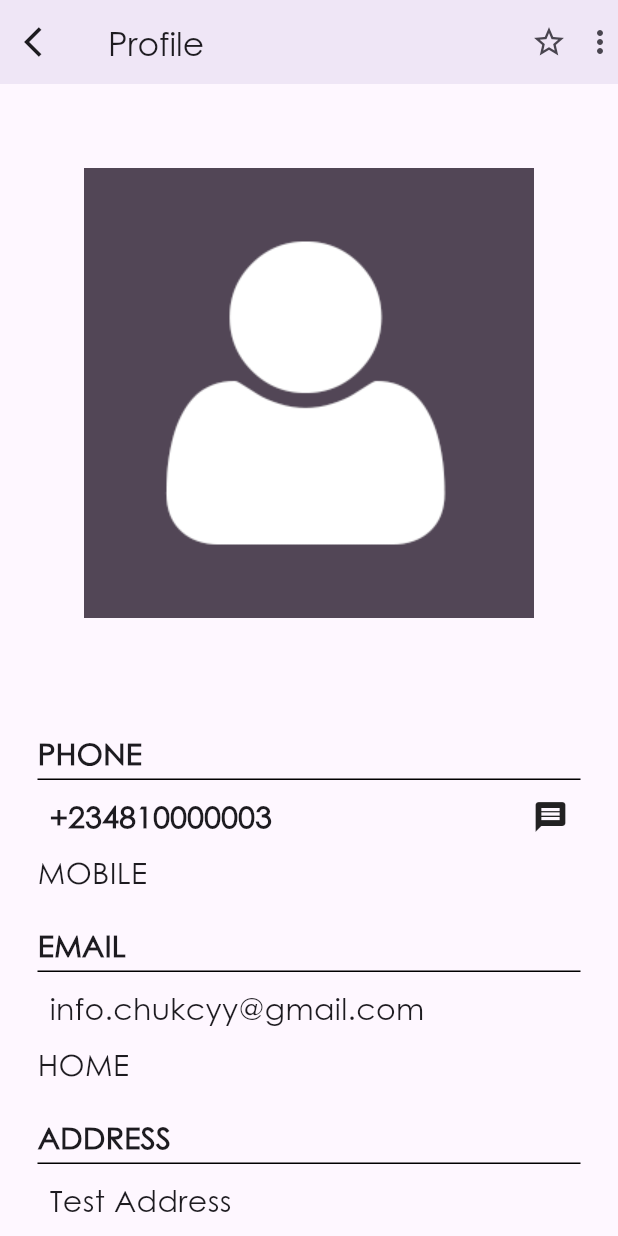
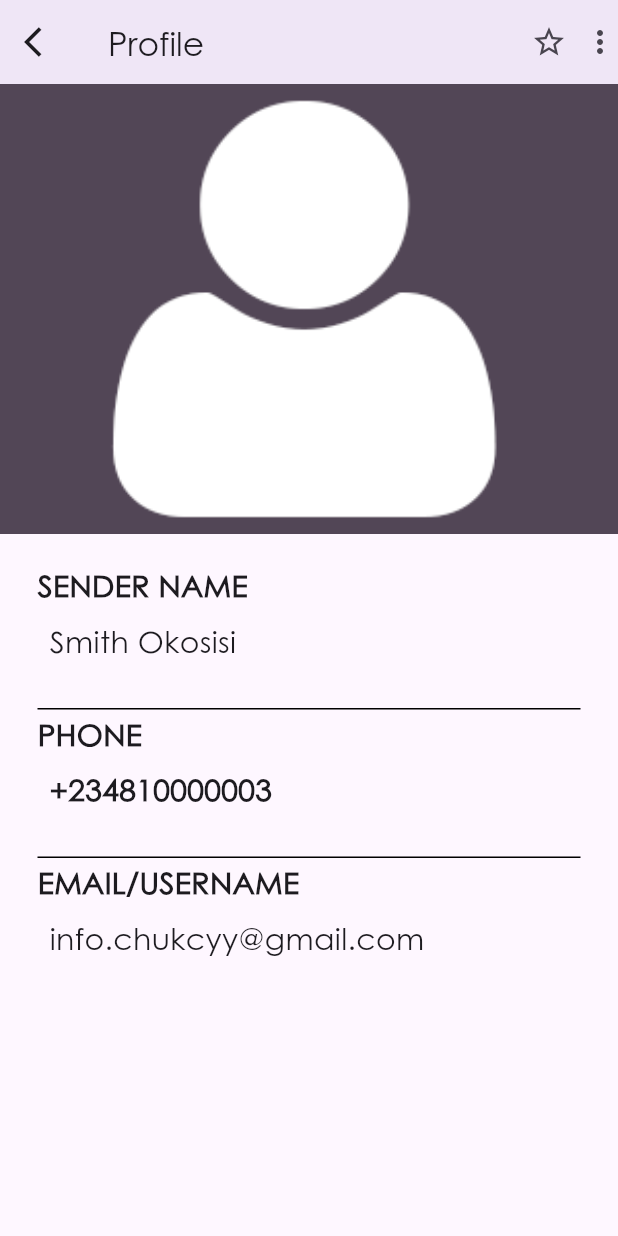
Before and after one commit to Gebor95/nbsms, a Flutter app: the ProfileScreen screen opened directly, on a phone screen of 412 x 824 dp. Run offline on Flutter 3.47's test engine with Material 2 defaults, Android fonts, the phone set to English and light mode, and no system bars; our stand-ins replace gap, shared_preferences, smooth_page_indicator; accounts and stored records are empty.

Commit message:
Last Profile commit

```diff
--- a/lib/screens/profile_screen.dart
+++ b/lib/screens/profile_screen.dart
@@ -27,9 +27,15 @@ class _ProfileScreenState extends State<ProfileScreen> {
       ),
       body: SingleChildScrollView(
         child: Column(children: [
-          Image.asset(
-            'assets/images/contact.png',
+          Container(
+            clipBehavior: Clip.none,
             width: double.infinity,
+            height: 300,
+            child: Image.asset(
+              'assets/images/contact.png',
+              width: double.infinity,
+              fit: BoxFit.cover,
+            ),
           ),
           const Gap(20),
           const Padding(
@@ -41,12 +47,29 @@ class _ProfileScreenState extends State<ProfileScreen> {
               crossAxisAlignment: CrossAxisAlignment.start,
               children: [
                 Text(
-                  "PHONE",
+                  "SENDER NAME",
                   style: TextStyle(fontSize: 20, fontWeight: FontWeight.w700),
                 ),
+                Padding(
+                  padding: EdgeInsets.all(8.0),
+                  child: Row(
+                    children: [
+                      Text(
+                        "Smith Okosisi",
+                        style: TextStyle(
+                            fontSize: 20, fontWeight: FontWeight.w500),
+                      ),
+                    ],
+                  ),
+                ),
+                Gap(20),
                 Divider(
                   height: 5,
                   color: Colors.black,
+                ),
+                Text(
+                  "PHONE",
+                  style: TextStyle(fontSize: 20, fontWeight: FontWeight.w700),
                 ),
                 Padding(
                   padding: EdgeInsets.all(8.0),
@@ -59,22 +82,17 @@ class _ProfileScreenState extends State<ProfileScreen> {
                       ),
                       Gap(1.0),
                       Spacer(),
-                      Icon(Icons.message),
                     ],
                   ),
                 ),
-                Text(
-                  "MOBILE",
-                  style: TextStyle(fontSize: 20, fontWeight: FontWeight.w300),
-                ),
                 Gap(20),
-                Text(
-                  "EMAIL",
-                  style: TextStyle(fontSize: 20, fontWeight: FontWeight.w700),
-                ),
                 Divider(
                   height: 5,
                   color: Colors.black,
+                ),
+                Text(
+                  "EMAIL/USERNAME",
+                  style: TextStyle(fontSize: 20, fontWeight: FontWeight.w700),
                 ),
                 Padding(
                   padding: EdgeInsets.all(8.0),
@@ -88,35 +106,6 @@ class _ProfileScreenState extends State<ProfileScreen> {
                     ],
                   ),
                 ),
-                Text(
-                  "HOME",
-                  style: TextStyle(fontSize: 20, fontWeight: FontWeight.w300),
-                ),
-                Gap(20),
-                Text(
-                  "ADDRESS",
-                  style: TextStyle(fontSize: 20, fontWeight: FontWeight.w700),
-                ),
-                Divider(
-                  height: 5,
-                  color: Colors.black,
-                ),
-                Padding(
-                  padding: EdgeInsets.all(8.0),
-                  child: Row(
-                    children: [
-                      Text(
-                        "Test Address",
-                        style: TextStyle(
-                            fontSize: 20, fontWeight: FontWeight.w500),
-                      ),
-                    ],
-                  ),
-                ),
-                Text(
-                  "CUSTOM TAG",
-                  style: TextStyle(fontSize: 20, fontWeight: FontWeight.w300),
-                ),
               ],
             ),
           ),
```
